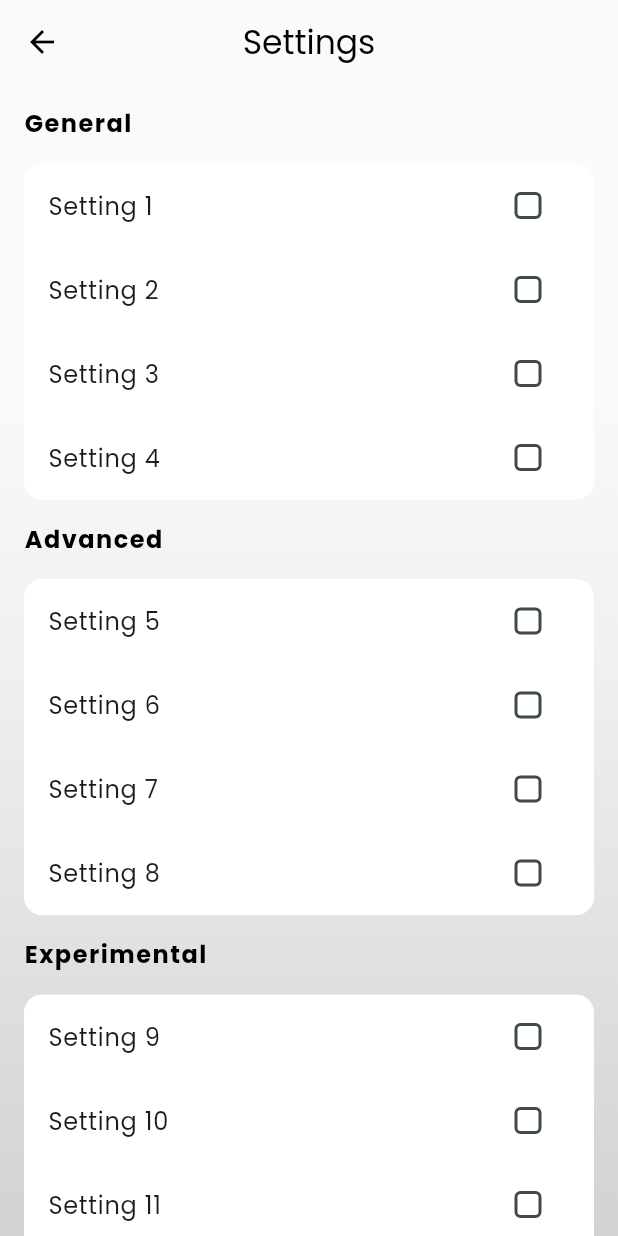
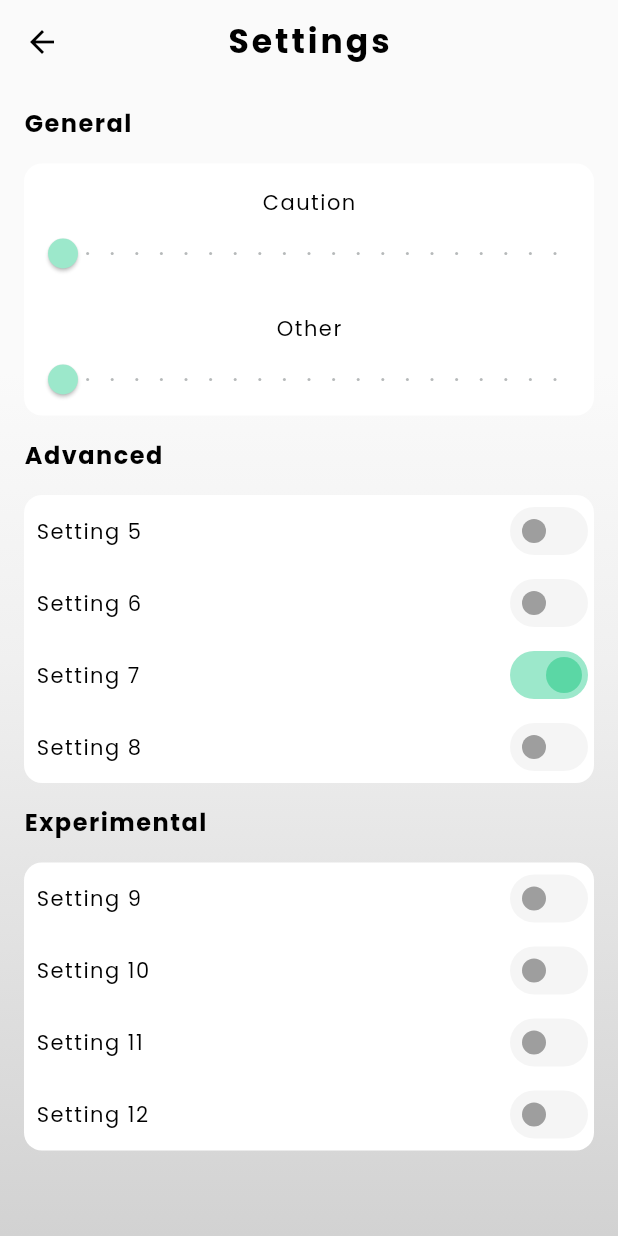
Before and after one commit to Gustav2/NetSparrow, a Flutter app: the Settings screen opened directly, on a phone screen of 412 x 824 dp. Run offline on Flutter 3.47's test engine with Material 3 defaults, Android fonts, the phone set to English and light mode, and no system bars; our stand-ins replace fl_chart.

Commit message:
fixed apply function to app

```diff
--- a/Flutter/lib/main.dart
+++ b/Flutter/lib/main.dart
@@ -1,5 +1,6 @@
 import 'package:flutter/material.dart';
 import 'package:my_app/screens/home/home.dart';
+import 'package:my_app/screens/settings/settings.dart';
 import 'package:my_app/theme.dart';
 
 void main() {
--- a/Flutter/lib/screens/home/info_card.dart
+++ b/Flutter/lib/screens/home/info_card.dart
@@ -1,7 +1,7 @@
 import 'package:flutter/material.dart';
 import 'package:my_app/screens/blacklist/blacklist.dart';
 import 'package:my_app/screens/log/log.dart';
-import 'package:my_app/screens/settings/Settngs.dart';
+import 'package:my_app/screens/settings/settings.dart';
 import 'package:my_app/theme.dart';
 
 class InfoCard extends StatelessWidget {
--- a/Flutter/lib/screens/settings/Settngs.dart
+++ /dev/null
@@ -1,157 +0,0 @@
-import 'package:flutter/material.dart';
-import 'package:my_app/shared/styled_text.dart';
-
-class Settings extends StatefulWidget {
-  const Settings({super.key});
-
-  @override
-  State<Settings> createState() => _SettingsState();
-}
-
-class _SettingsState extends State<Settings> {
-
-  Map<int, bool> general = {
-    1 : false,
-    2: false,
-    3: false,
-    4: false,
-  };
-
-  Map<int, bool> advanced = {
-    5: false,
-    6: false,
-    7: false,
-    8: false,
-  };
-
-  Map<int, bool> experimental = {
-    9: false,
-    10: false,
-    11: false,
-    12: false,
-  };
-
-
-  void function(int index) {
-    setState(() {
-
-    });
-    print('Function called for index: $index');
-  }
-
-  @override
-  Widget build(BuildContext context) {
-    return Scaffold(
-      appBar: AppBar(
-        title: const Text('Settings'),
-      ),
-      body: LayoutBuilder(
-        builder: (BuildContext context, BoxConstraints constraints) {
-          return Container(
-            height: constraints
-                .maxHeight, // Ensures the background fills the screen height
-            decoration: const BoxDecoration(
-              gradient: LinearGradient(
-                colors: [
-                  Color.fromARGB(255, 250, 250, 250),
-                  Color.fromARGB(255, 250, 250, 250),
-                  Color.fromARGB(255, 240, 240, 240),
-                  Color.fromARGB(255, 225, 225, 225),
-                  Color.fromARGB(255, 210, 210, 210),
-                ],
-                begin: Alignment.topCenter,
-                end: Alignment.bottomCenter,
-              ),
-            ),
-            child: SingleChildScrollView(
-              padding: const EdgeInsets.symmetric(horizontal: 16),
-              child: ConstrainedBox(
-                constraints: BoxConstraints(
-                  minHeight: constraints
-                      .maxHeight, // Ensures the content fills the screen height
-                ),
-                child: Column(
-                  crossAxisAlignment: CrossAxisAlignment.start,
-                  children: [
-                    const SizedBox(height: 16),
-                    const StyledHeading('General'),
-                    const SizedBox(height: 16),
-                    Container(
-                      decoration: BoxDecoration(
-                        color: Colors.white,
-                        borderRadius: BorderRadius.circular(12),
-                      ),
-                      child: Column(
-                        children:
-                          general.entries.map((entry) {
-                            return CheckboxListTile(
-                              title: Text('Setting ${entry.key}'),
-                              value: entry.value,
-                              onChanged: (bool? value) {
-                                setState(() {
-                                  general[entry.key] = value!;
-                                });
-                              },
-                            );
-                          }).toList(),
-                      ),
-                    ),
-                    const SizedBox(height: 16),
-                    const StyledHeading('Advanced'),
-                    const SizedBox(height: 16),
-                    Container(
-                      decoration: BoxDecoration(
-                        color: Colors.white,
-                        borderRadius: BorderRadius.circular(12),
-                      ),
-                      child: Column(
-                        children:
-                          advanced.entries.map((entry) {
-                            return CheckboxListTile(
-                              title: Text('Setting ${entry.key}'),
-                              value: entry.value,
-                              onChanged: (bool? value) {
-                                setState(() {
-                                  advanced[entry.key] = value!;
-                                });
-                              },
-                            );
-                          }).toList(),
-                      ),
-                    ),
-
-                    const SizedBox(height: 16),
-                    const StyledHeading('Experimental'),
-                    const SizedBox(height: 16),
-                    Container(
-                      decoration: BoxDecoration(
-                        color: Colors.white,
-                        borderRadius: BorderRadius.circular(12),
-                      ),
-                      child: Column(
-                        children:
-                          experimental.entries.map((entry) {
-                            return CheckboxListTile(
-                              title: Text('Setting ${entry.key}'),
-                              value: entry.value,
-                              onChanged: (bool? value) {
-                                setState(() {
-                                  experimental[entry.key] = value!;
-                                });
-                              },
-                            );
-                          }).toList(),
-                      ),
-                    ),
-
-                    const SizedBox(height: 16),
-                  ],
-                )
-              ),
-            ),
-          );
-        },
-      ),
-    );
-  }
-}
--- /dev/null
+++ b/Flutter/lib/screens/settings/settings.dart
@@ -0,0 +1,240 @@
+import 'package:flutter/material.dart';
+import 'package:my_app/shared/styled_text.dart';
+import 'package:collection/collection.dart';
+
+
+class Settings extends StatefulWidget {
+  const Settings({super.key});
+
+  @override
+  State<Settings> createState() => _SettingsState();
+}
+
+class _SettingsState extends State<Settings> {
+  bool changesMade = false;
+  bool snackbarShown = false;
+
+  Map<String, int> general = {
+    "Caution": 0,
+    "Other": 0,
+  };
+
+  Map<int, bool> advanced = {
+    5: false,
+    6: false,
+    7: true,
+    8: false,
+  };
+
+  Map<int, bool> experimental = {
+    9: false,
+    10: false,
+    11: false,
+    12: false,
+  };
+
+  late Map<String, int> initialGeneral;
+  late Map<int, bool> initialAdvanced;
+  late Map<int, bool> initialExperimental;
+
+  @override
+  void initState() {
+    super.initState();
+
+    // Store initial states
+    initialGeneral = Map.from(general);
+    initialAdvanced = Map.from(advanced);
+    initialExperimental = Map.from(experimental);
+  }
+
+  bool hasChanges() {
+    if (!MapEquality().equals(initialGeneral, general)) return true;
+    if (!MapEquality().equals(initialAdvanced, advanced)) return true;
+    if (!MapEquality().equals(initialExperimental, experimental)) return true;
+
+    return false;
+  }
+
+
+  Future<void> showSnackBar() async {
+    if (!hasChanges()) {
+      ScaffoldMessenger.of(context).hideCurrentSnackBar();
+      snackbarShown = false;
+      return;
+    };
+
+    setState(() {
+      changesMade = true;
+    });
+
+    // Show a snack bar only if there are changes
+    if (changesMade && !snackbarShown) {
+      snackbarShown = true;
+      ScaffoldMessenger.of(context).showSnackBar(
+        SnackBar(
+          content: TextButton(
+            onPressed: () {
+              // Apply the changes and update initial values
+              setState(() {
+                initialGeneral = Map.from(general);
+                initialAdvanced = Map.from(advanced);
+                initialExperimental = Map.from(experimental);
+                changesMade = false;  // Reset the changesMade flag
+              });
+
+              ScaffoldMessenger.of(context).hideCurrentSnackBar();
+              snackbarShown = false;
+            },
+            child: const Text('Apply changes'),
+          ),
+          duration: const Duration(days: 1),
+        ),
+      );
+    }
+  }
+
+  Future<void> fetch() async {
+    // Show snackbar only if there are changes
+    showSnackBar();
+  }
+
+  @override
+  Widget build(BuildContext context) {
+    return Scaffold(
+      appBar: AppBar(
+        title: const StyledTitle('Settings'),
+      ),
+      body: LayoutBuilder(
+        builder: (BuildContext context, BoxConstraints constraints) {
+          return Container(
+            height: constraints
+                .maxHeight, // Ensures the background fills the screen height
+            decoration: const BoxDecoration(
+              gradient: LinearGradient(
+                colors: [
+                  Color.fromARGB(255, 250, 250, 250),
+                  Color.fromARGB(255, 250, 250, 250),
+                  Color.fromARGB(255, 240, 240, 240),
+                  Color.fromARGB(255, 225, 225, 225),
+                  Color.fromARGB(255, 210, 210, 210),
+                ],
+                begin: Alignment.topCenter,
+                end: Alignment.bottomCenter,
+              ),
+            ),
+            child: SingleChildScrollView(
+              padding: const EdgeInsets.symmetric(horizontal: 16),
+              child: ConstrainedBox(
+                  constraints: BoxConstraints(
+                    minHeight: constraints
+                        .maxHeight, // Ensures the content fills the screen height
+                  ),
+                  child: Column(
+                    crossAxisAlignment: CrossAxisAlignment.start,
+                    children: [
+                      const SizedBox(height: 16),
+                      const StyledHeading('General'),
+                      const SizedBox(height: 16),
+                      Container(
+                        decoration: BoxDecoration(
+                          color: Colors.white,
+                          borderRadius: BorderRadius.circular(12),
+                        ),
+                        child: Column(
+                          children: general.entries.map((entry) {
+                            return Column(
+                              children: [
+                                Padding(
+                                  padding: const EdgeInsets.only(top: 16),
+                                  child: StyledText(entry.key),
+                                ),
+                                Slider(
+                                  value: entry.value.toDouble(),
+                                  min: 0,
+                                  max: 100,
+                                  divisions: 20,
+                                  label: entry.value.toString(),
+                                  onChanged: (double value) {
+                                    setState(() {
+                                      general[entry.key] = value.toInt();
+                                    });
+                                    fetch();
+                                  },
+                                ),
+                              ],
+                            );
+                          }).toList(),
+                        ),
+                      ),
+                      const SizedBox(height: 16),
+                      const StyledHeading('Advanced'),
+                      const SizedBox(height: 16),
+                      Container(
+                        decoration: BoxDecoration(
+                          color: Colors.white,
+                          borderRadius: BorderRadius.circular(12),
+                        ),
+                        child: Column(
+                          children: advanced.entries.map((entry) {
+                            return Row(
+                              children: [
+                                Padding(
+                                  padding: const EdgeInsets.all(8.0),
+                                  child: StyledText('Setting ${entry.key}'),
+                                ),
+                                const Expanded(child: SizedBox()),
+                                Switch(
+                                  value: entry.value,
+                                  onChanged: (bool value) {
+                                    setState(() {
+                                      advanced[entry.key] = value;
+                                    });
+                                    fetch();
+                                  },
+                                ),
+                              ],
+                            );
+                          }).toList(),
+                        ),
+                      ),
+                      const SizedBox(height: 16),
+                      const StyledHeading('Experimental'),
+                      const SizedBox(height: 16),
+                      Container(
+                        decoration: BoxDecoration(
+                          color: Colors.white,
+                          borderRadius: BorderRadius.circular(12),
+                        ),
+                        child: Column(
+                          children: experimental.entries.map((entry) {
+                            return Row(
+                              children: [
+                                Padding(
+                                  padding: const EdgeInsets.all(8.0),
+                                  child: StyledText('Setting ${entry.key}'),
+                                ),
+                                const Expanded(child: SizedBox()),
+                                Switch(
+                                  value: entry.value,
+                                  onChanged: (bool value) {
+                                    setState(() {
+                                      experimental[entry.key] = value;
+                                    });
+                                    fetch();
+                                  },
+                                ),
+                              ],
+                            );
+                          }).toList(),
+                        ),
+                      ),
+                      const SizedBox(height: 16),
+                    ],
+                  )),
+            ),
+          );
+        },
+      ),
+    );
+  }
+}
--- a/Flutter/pubspec.yaml
+++ b/Flutter/pubspec.yaml
@@ -37,6 +37,7 @@ dependencies:
   cupertino_icons: ^1.0.8
   http: ^1.2.2
   fl_chart: ^0.69.0
+  collection: ^1.17.1
 
 dev_dependencies:
   flutter_test:
```
Also changed, not shown: Flutter/lib/theme.dart (+33 -2 lines), Flutter/pubspec.lock.
